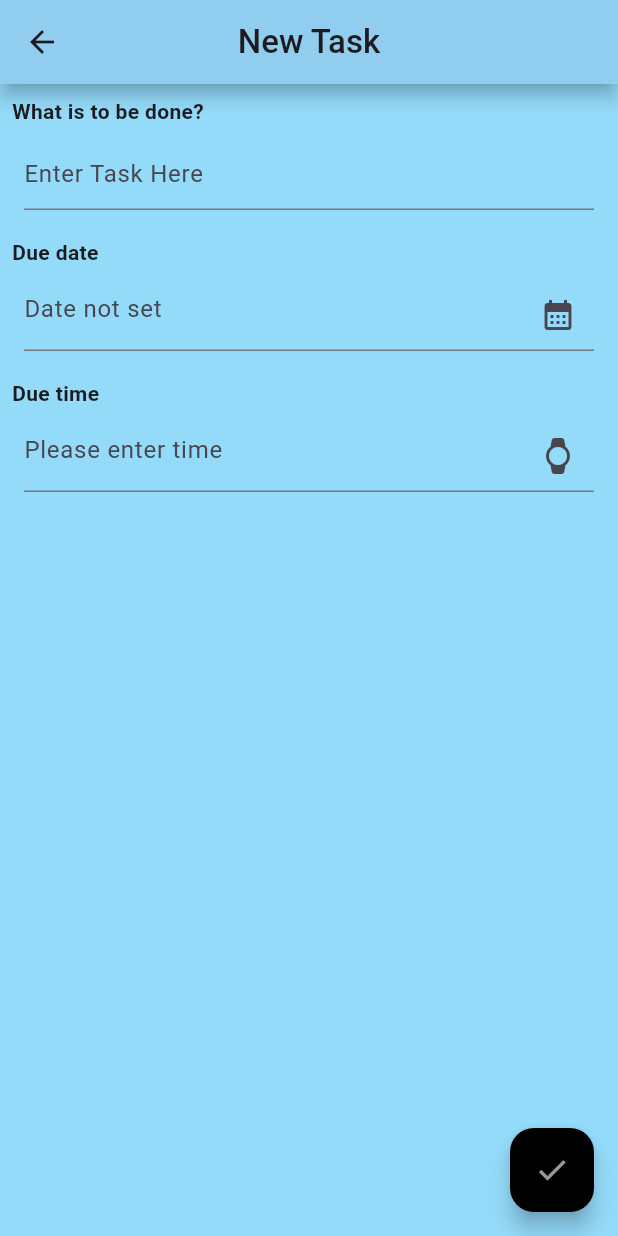
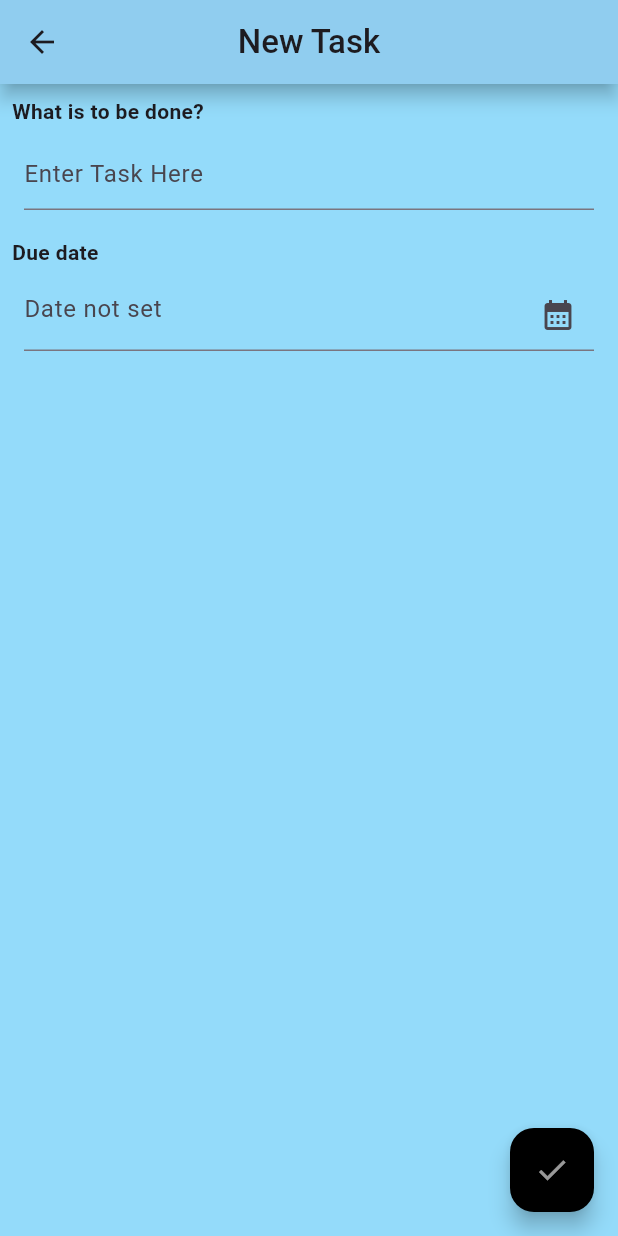
Before and after one commit to hashimtkd/TODO-app, a Flutter app: the screen it shows after launch, after a tap on the "add" icon, on a phone screen of 412 x 824 dp. Run offline on Flutter 3.47's test engine with Material 3 defaults, Android fonts, the light colour scheme and no system bars; our stand-ins replace get, hive, hive_flutter; accounts and stored records are empty.

Commit message:
folders are seprated cleanly , assets folder moved to TODO-APP main folder ,app state controlled with GetX stateManagement without using Binding and time field in addSheet and time function in functions folder are cammanded

```diff
--- /dev/null
+++ b/lib/controllers/todo_controller.dart
@@ -0,0 +1,54 @@
+import 'package:flutter/material.dart';
+import 'package:get/get.dart';
+import 'package:intl/intl.dart';
+import 'package:todo_db/components/date_picker.dart';
+import 'package:todo_db/db/db%20functions/db_functions.dart';
+import 'package:todo_db/model/todo.dart';
+
+class TodoController extends GetxController {
+  final db = DbFunctions();
+  final taskControl = TextEditingController();
+  final dateControl = TextEditingController();
+  final timeControl = TextEditingController();
+
+  RxList<Todo> todoList = <Todo>[].obs;
+
+  @override
+  void onInit() {
+    super.onInit();
+
+    getAll();
+  }
+
+  Future<void> add() async {
+    if (taskControl.text.isNotEmpty && dateControl.text.isNotEmpty) {
+      DateTime date0 = DateFormat('dd-MM-yyyy').parseStrict(dateControl.text);
+      final todo = Todo(task: taskControl.text, date: date0);
+      await db.add(todo);
+      await getAll();
+    }
+  }
+
+  Future<void> getAll() async {
+    final list = await db.getAll();
+    todoList.assignAll(list as Iterable<Todo>);
+  }
+
+  Future<void> delete(int? id) async {
+    await db.delete(id);
+    await getAll();
+  }
+
+  Future<void> edit(Todo todo) async {
+    await db.edit(todo);
+    await getAll();
+  }
+
+  Future<void> showDateController() async {
+    dateControl.text = await showDate();
+  }
+
+  //Future<void> showTime() async {
+  //await showTimePicker(context: Get.context!, initialTime: TimeOfDay.now());
+  //}
+}
--- a/lib/db/db functions/db_functions.dart
+++ b/lib/db/db functions/db_functions.dart
@@ -3,21 +3,17 @@ import 'package:todo_db/db/dbInterface/db_interface.dart';
 import 'package:todo_db/model/todo.dart';
 
 Box? hiveBox;
-List<Todo> todoList = [];
 
 class DbFunctions implements DbInterface {
   @override
   Future<void> add(Todo todo) async {
     int key = await hiveBox!.add(todo);
     todo.id = key;
-    await getAll();
   }
 
   @override
   Future<void> delete(int? id) async {
     await hiveBox!.delete(id);
-
-    await getAll();
   }
 
   @override
@@ -28,13 +24,20 @@ class DbFunctions implements DbInterface {
   @override
   Future<void> edit(Todo todo) async {
     await hiveBox!.put(todo.id, todo);
-    await getAll();
   }
 
   @override
-  Future<void> getAll() async {
-    final data = hiveBox!.values.toList();
-    todoList.clear();
-    todoList.addAll(data as Iterable<Todo>);
+  Future<List<dynamic>> getAll() async {
+    final List<Todo> data = [];
+
+    for (var key in hiveBox!.keys) {
+      final Todo? todo = hiveBox!.get(key);
+      if (todo != null) {
+        todo.id = key;
+        data.add(todo);
+      }
+    }
+
+    return data;
   }
 }
--- a/lib/main.dart
+++ b/lib/main.dart
@@ -1,6 +1,7 @@
 import 'package:flutter/material.dart';
-import 'package:hive/hive.dart';
+import 'package:get/get.dart';
 import 'package:hive_flutter/adapters.dart';
+import 'package:todo_db/controllers/todo_controller.dart';
 import 'package:todo_db/db/db%20functions/db_functions.dart';
 import 'package:todo_db/model/todo.dart';
 import 'package:todo_db/view/home_page.dart';
@@ -23,7 +24,10 @@ class MyApp extends StatelessWidget {
   // This widget is the root of your application.
   @override
   Widget build(BuildContext context) {
-    return MaterialApp(
+    return GetMaterialApp(
+      initialBinding: BindingsBuilder(() {
+        Get.put(TodoController());
+      }),
       debugShowCheckedModeBanner: false,
       title: 'My TODO',
 
--- a/lib/view/add_sheet.dart
+++ b/lib/view/add_sheet.dart
@@ -1,10 +1,9 @@
 import 'package:flutter/material.dart';
-import 'package:intl/intl.dart';
+import 'package:get/get.dart';
 import 'package:todo_db/components/app_text.dart';
 import 'package:todo_db/components/app_textField.dart';
 import 'package:todo_db/components/warning_popup.dart';
-import 'package:todo_db/db/db%20functions/db_functions.dart';
-import 'package:todo_db/model/todo.dart';
+import 'package:todo_db/controllers/todo_controller.dart';
 
 class AddSheet extends StatefulWidget {
   const AddSheet({super.key});
@@ -14,10 +13,9 @@ class AddSheet extends StatefulWidget {
 }
 
 class _AddSheetState extends State<AddSheet> {
-  final taskControl = TextEditingController();
-  final dateControl = TextEditingController();
-  final timeControl = TextEditingController();
   final _formKey = GlobalKey<FormState>();
+
+  TodoController controller = Get.find<TodoController>();
 
   @override
   Widget build(BuildContext context) {
@@ -27,9 +25,9 @@ class _AddSheetState extends State<AddSheet> {
         foregroundColor: Colors.white60,
         onPressed: () async {
           if (_formKey.currentState!.validate()) {
-            await add(taskControl.text, dateControl.text);
+            controller.add();
 
-            Navigator.pop(context);
+            Get.back();
           }
         },
         child: Icon(Icons.check),
@@ -42,10 +40,10 @@ class _AddSheetState extends State<AddSheet> {
           onPressed: () {
             warning(context);
           },
-          icon: Icon(Icons.arrow_back),
+          icon: const Icon(Icons.arrow_back),
         ),
         backgroundColor: Color.fromARGB(255, 148, 219, 250),
-        title: AppText(text: 'New Task', fontWeight: FontWeight.w500),
+        title: const AppText(text: 'New Task', fontWeight: FontWeight.w500),
         centerTitle: true,
       ),
       body: Padding(
@@ -55,7 +53,7 @@ class _AddSheetState extends State<AddSheet> {
           child: Column(
             mainAxisSize: MainAxisSize.min,
             children: [
-              Row(
+              const Row(
                 children: [
                   AppText(
                     text: 'What is to be done?',
@@ -66,13 +64,13 @@ class _AddSheetState extends State<AddSheet> {
               Padding(
                 padding: const EdgeInsets.all(8.0),
                 child: AppTextfield(
-                  controller: taskControl,
+                  controller: controller.taskControl,
                   validation: 'Please enter your Task',
                   hintText: "Enter Task Here",
                 ),
               ),
-              SizedBox(height: 10),
-              Row(
+              const SizedBox(height: 10),
+              const Row(
                 children: [
                   AppText(text: 'Due date', fontWeight: FontWeight.bold),
                 ],
@@ -81,70 +79,43 @@ class _AddSheetState extends State<AddSheet> {
                 padding: const EdgeInsets.all(8.0),
                 child: AppTextfield(
                   textInputType: TextInputType.datetime,
-                  controller: dateControl,
+                  controller: controller.dateControl,
                   validation: 'Please enter date',
                   hintText: 'Date not set',
                   isDate: true,
                   onTap: () async {
-                    await showDate();
+                    await controller.showDateController();
                   },
                   onPressed: () async {
-                    await showDate();
+                    await controller.showDateController();
                   },
                 ),
               ),
-              SizedBox(height: 10),
-              Row(
-                children: [
-                  AppText(text: 'Due time', fontWeight: FontWeight.bold),
-                ],
-              ),
-              Padding(
-                padding: const EdgeInsets.all(8.0),
-                child: AppTextfield(
-                  isDate: false,
-                  onTap: () async {
-                    await showTime();
-                  },
-                  onPressed: () async {
-                    await showTime();
-                  },
-                  controller: dateControl,
-                  validation: 'Time not set',
-                  hintText: 'Please enter time',
-                ),
-              ),
+              const SizedBox(height: 10),
+              //const Row(
+              //children: [
+              //AppText(text: 'Due time', fontWeight: FontWeight.bold),
+              //],
+              // ),
+              //Padding(
+              // padding: const EdgeInsets.all(8.0),
+              // child: AppTextfield(
+              //  isDate: false,
+              // onTap: () async {
+              // await controller.showTime();
+              // },
+              // onPressed: () async {
+              // await controller.showTime();
+              // },
+              // controller: controller.dateControl,
+              // validation: 'Time not set',
+              // hintText: 'Please enter time',
+              //),
+              //),
             ],
           ),
         ),
       ),
     );
   }
-
-  Future<void> showDate() async {
-    DateTime? date = await showDatePicker(
-      context: context,
-      initialDate: DateTime.now(),
-      firstDate: DateTime.now(),
-      lastDate: DateTime(2030),
-    );
-    if (date == null) return;
-    var formatter = DateFormat('dd-MM-yyyy');
-    String formattedDate = formatter.format(date);
-    setState(() {
-      dateControl.text = formattedDate;
-    });
-  }
-
-  Future<void> showTime() async {
-    await showTimePicker(context: context, initialTime: TimeOfDay.now());
-  }
-
-  Future<void> add(String task, String date) async {
-    if (task.isNotEmpty && date.isNotEmpty && timeControl.text.isNotEmpty) {
-      DateTime _date = DateFormat('dd-MM-yyyy').parseStrict(date);
-      final todo = Todo(task: task, date: _date);
-      await DbFunctions().add(todo);
-    }
-  }
 }
--- a/lib/view/home_page.dart
+++ b/lib/view/home_page.dart
@@ -1,8 +1,9 @@
 import 'package:flutter/material.dart';
+import 'package:get/get.dart';
 import 'package:intl/intl.dart';
 import 'package:todo_db/components/app_text.dart';
 import 'package:todo_db/components/edit_popup.dart';
-import 'package:todo_db/db/db%20functions/db_functions.dart';
+import 'package:todo_db/controllers/todo_controller.dart';
 import 'package:todo_db/view/add_sheet.dart';
 
 class HomePage extends StatefulWidget {
@@ -13,15 +14,7 @@ class HomePage extends StatefulWidget {
 }
 
 class _HomePageState extends State<HomePage> {
-  @override
-  void initState() {
-    super.initState();
-    loadAll();
-  }
-
-  Future<void> loadAll() async {
-    await DbFunctions().getAll().then((_) => setState(() {}));
-  }
+  final TodoController controller = Get.find<TodoController>();
 
   @override
   Widget build(BuildContext context) {
@@ -30,40 +23,34 @@ class _HomePageState extends State<HomePage> {
         backgroundColor: Colors.black,
         foregroundColor: Colors.white60,
         onPressed: () async {
-          await Navigator.of(context).push(
-            MaterialPageRoute(
-              builder: (BuildContext context) {
-                return AddSheet();
+          Get.to(() => AddSheet());
         },
-            ),
-          );
-          setState(() {});
-        },
-        child: Icon(Icons.add),
+        child: const Icon(Icons.add),
       ),
 
       appBar: AppBar(
         backgroundColor: Color.fromARGB(255, 148, 219, 250),
-        title: AppText(text: 'TODO LIST', fontWeight: FontWeight.w500),
+        title: const AppText(text: 'TODO LIST', fontWeight: FontWeight.w500),
         centerTitle: true,
         shadowColor: Colors.black,
         elevation: 5,
       ),
 
-      drawer: Drawer(),
-      body: todoList.isEmpty
+      drawer: const Drawer(),
+      body: Obx(() {
+        return controller.todoList.isEmpty
             ? Stack(
                 children: [
                   Container(
                     color: const Color.fromARGB(255, 148, 219, 250),
                     width: MediaQuery.of(context).size.width,
                     height: MediaQuery.of(context).size.height,
-                  child: Image.asset('lib/assets/image/todo back.png'),
+                    child: Image.asset('assets/image/todo back.png'),
                   ),
                   SizedBox(
                     width: MediaQuery.of(context).size.width,
                     height: 200,
-                  child: Center(
+                    child: const Center(
                       child: Column(
                         mainAxisAlignment: MainAxisAlignment.center,
                         children: [
@@ -90,7 +77,7 @@ class _HomePageState extends State<HomePage> {
                 color: const Color.fromARGB(255, 148, 219, 250),
                 child: ListView.builder(
                   itemBuilder: (BuildContext context, int index) {
-                  final list = todoList[index];
+                    final list = controller.todoList[index];
                     return Padding(
                       padding: const EdgeInsets.all(8.0),
                       child: Card(
@@ -113,23 +100,22 @@ class _HomePageState extends State<HomePage> {
                                     context: context,
                                     builder: (BuildContext context) {
                                       return EditPopup(
-                                      task: todoList[index].task,
-                                      date: todoList[index].date,
-                                      id: todoList[index].id,
+                                        task: list.task,
+                                        date: list.date,
+                                        id: list.id,
                                       );
                                     },
                                   );
-
-                                setState(() {});
                                 },
                                 icon: Icon(Icons.edit),
                               ),
                               IconButton(
                                 onPressed: () async {
-                                await DbFunctions().delete(list.id);
-                                setState(() {});
+                                  await controller.delete(
+                                    controller.todoList[index].id,
+                                  );
                                 },
-                              icon: Icon(Icons.delete),
+                                icon: const Icon(Icons.delete),
                               ),
                             ],
                           ),
@@ -138,9 +124,10 @@ class _HomePageState extends State<HomePage> {
                     );
                   },
 
-                itemCount: todoList.length,
+                  itemCount: controller.todoList.length,
                 ),
-            ),
+              );
+      }),
     );
   }
 }
--- a/pubspec.yaml
+++ b/pubspec.yaml
@@ -38,6 +38,7 @@ dependencies:
   hive: ^2.2.3
   hive_flutter: ^1.1.0
   hive_generator: ^2.0.1
+  get: ^4.7.3
 
 
 dev_dependencies:
@@ -65,7 +66,7 @@ flutter:
 
   # To add assets to your application, add an assets section, like this:
   assets:
-    - lib/assets/image/todo back.png
+    - assets/image/todo back.png
   #   - images/a_dot_ham.jpeg
 
   # An image asset can refer to one or more resolution-specific "variants", see
```
Also changed, not shown: lib/components/date_picker.dart (added, +16 -0 lines), lib/components/edit_popup.dart (+13 -22 lines), assets/image/todo back.png (renamed from lib/assets/image/todo back.png), pubspec.lock. Lines whose indentation alone changed are shown as unchanged.
